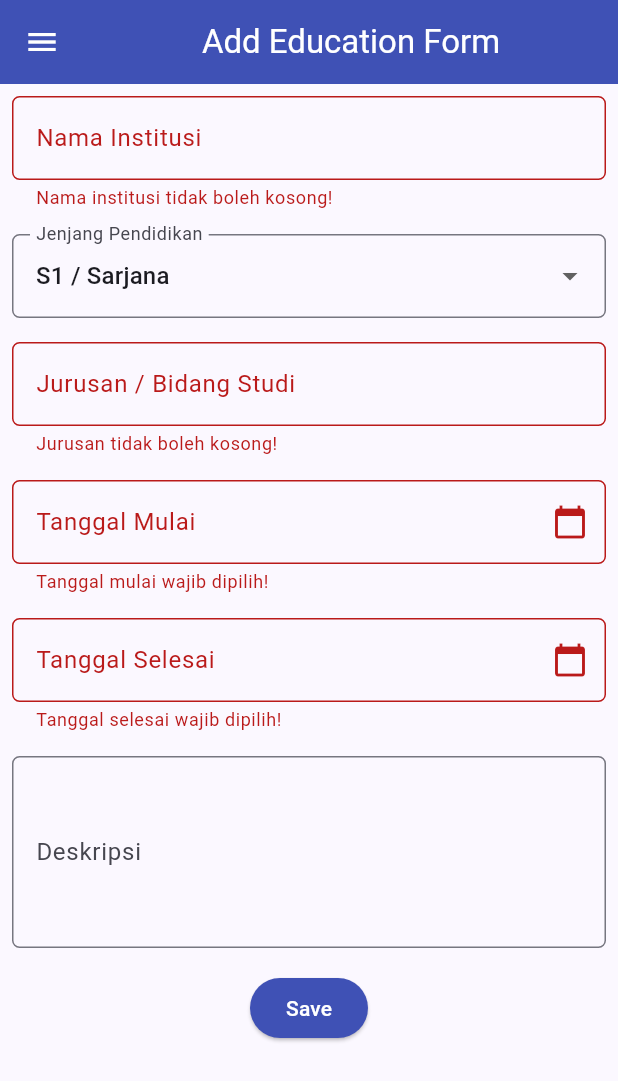
After one commit to CielHtml/myportofolio_mobile, a Flutter app: the EducationFormPage screen opened directly, after a tap on "Save", on a phone screen of 412 x 824 dp. The commit adds this screen. Shown: the top 1081 px of the screen. Run offline on Flutter 3.47's test engine with Material 3 defaults, Android fonts, the phone set to English and light mode, and no system bars; our stand-ins replace material_ui.

Commit message:
feat(Individual Assignment 8): Membuat education_form

```diff
--- /dev/null
+++ b/lib/education_form.dart
@@ -0,0 +1,303 @@
+import 'package:material_ui/material_ui.dart';
+import 'package:myportofolio_mobile/widgets/left_drawer.dart';
+
+class EducationFormPage extends StatefulWidget {
+  const EducationFormPage({super.key});
+
+  @override
+  State<EducationFormPage> createState() => _EducationFormPageState();
+}
+
+class _EducationFormPageState extends State<EducationFormPage> {
+  final _formKey = GlobalKey<FormState>();
+  String _institution = "";
+  String _degree = "S1 / Sarjana";
+  String _major = "";
+  DateTime? _startDate;
+  DateTime? _endDate;
+  String _description = "";
+
+  final TextEditingController _startDateController = TextEditingController();
+  final TextEditingController _endDateController = TextEditingController();
+
+  final List<String> _degrees = [
+    'SMA / Sederajat',
+    'D3 / Diploma',
+    'S1 / Sarjana',
+    'S2 / Magister',
+    'Lainnya',
+  ];
+
+  @override
+  void dispose() {
+    _startDateController.dispose();
+    _endDateController.dispose();
+    super.dispose();
+  }
+
+  String _formatDate(DateTime date) {
+    final day = date.day.toString().padLeft(2, '0');
+    final month = date.month.toString().padLeft(2, '0');
+    return '${date.year}-$month-$day';
+  }
+
+  Future<void> _selectDate(BuildContext context, bool isStartDate) async {
+    final DateTime initial = isStartDate
+        ? (_startDate ?? DateTime.now())
+        : (_endDate ?? _startDate ?? DateTime.now());
+    final DateTime? picked = await showDatePicker(
+      context: context,
+      initialDate: initial,
+      firstDate: DateTime(1990),
+      lastDate: DateTime(2040),
+    );
+    if (picked != null) {
+      setState(() {
+        if (isStartDate) {
+          _startDate = picked;
+          _startDateController.text = _formatDate(picked);
+        } else {
+          _endDate = picked;
+          _endDateController.text = _formatDate(picked);
+        }
+      });
+    }
+  }
+
+  @override
+  Widget build(BuildContext context) {
+    return Scaffold(
+      appBar: AppBar(
+        title: const Center(child: Text('Add Education Form')),
+        backgroundColor: Colors.indigo,
+        foregroundColor: Colors.white,
+      ),
+      drawer: const LeftDrawer(),
+      body: Form(
+        key: _formKey,
+        child: SingleChildScrollView(
+          child: Column(
+            crossAxisAlignment: CrossAxisAlignment.start,
+            children: [
+              Padding(
+                padding: const EdgeInsets.all(8.0),
+                child: TextFormField(
+                  decoration: InputDecoration(
+                    hintText: "Nama Institusi",
+                    labelText: "Nama Institusi",
+                    border: OutlineInputBorder(
+                      borderRadius: BorderRadius.circular(5.0),
+                    ),
+                  ),
+                  onChanged: (String? value) {
+                    setState(() {
+                      _institution = value!;
+                    });
+                  },
+                  validator: (String? value) {
+                    if (value == null || value.trim().isEmpty) {
+                      return "Nama institusi tidak boleh kosong!";
+                    }
+                    if (value.trim().length > 100) {
+                      return "Nama institusi maksimal 100 karakter!";
+                    }
+                    return null;
+                  },
+                ),
+              ),
+              Padding(
+                padding: const EdgeInsets.all(8.0),
+                child: DropdownButtonFormField<String>(
+                  decoration: InputDecoration(
+                    labelText: "Jenjang Pendidikan",
+                    border: OutlineInputBorder(
+                      borderRadius: BorderRadius.circular(5.0),
+                    ),
+                  ),
+                  initialValue: _degree,
+                  items: _degrees
+                      .map(
+                        (degree) => DropdownMenuItem(
+                          value: degree,
+                          child: Text(degree),
+                        ),
+                      )
+                      .toList(),
+                  onChanged: (String? newValue) {
+                    setState(() {
+                      _degree = newValue!;
+                    });
+                  },
+                ),
+              ),
+              Padding(
+                padding: const EdgeInsets.all(8.0),
+                child: TextFormField(
+                  decoration: InputDecoration(
+                    hintText: "Jurusan / Bidang Studi",
+                    labelText: "Jurusan / Bidang Studi",
+                    border: OutlineInputBorder(
+                      borderRadius: BorderRadius.circular(5.0),
+                    ),
+                  ),
+                  onChanged: (String? value) {
+                    setState(() {
+                      _major = value!;
+                    });
+                  },
+                  validator: (String? value) {
+                    if (value == null || value.trim().isEmpty) {
+                      return "Jurusan tidak boleh kosong!";
+                    }
+                    if (value.trim().length > 100) {
+                      return "Jurusan maksimal 100 karakter!";
+                    }
+                    return null;
+                  },
+                ),
+              ),
+              Padding(
+                padding: const EdgeInsets.all(8.0),
+                child: TextFormField(
+                  controller: _startDateController,
+                  readOnly: true,
+                  decoration: InputDecoration(
+                    hintText: "Pilih Tanggal Mulai",
+                    labelText: "Tanggal Mulai",
+                    suffixIcon: const Icon(Icons.calendar_today),
+                    border: OutlineInputBorder(
+                      borderRadius: BorderRadius.circular(5.0),
+                    ),
+                  ),
+                  onTap: () => _selectDate(context, true),
+                  validator: (String? value) {
+                    if (value == null || value.trim().isEmpty) {
+                      return "Tanggal mulai wajib dipilih!";
+                    }
+                    return null;
+                  },
+                ),
+              ),
+              Padding(
+                padding: const EdgeInsets.all(8.0),
+                child: TextFormField(
+                  controller: _endDateController,
+                  readOnly: true,
+                  decoration: InputDecoration(
+                    hintText: "Pilih Tanggal Selesai",
+                    labelText: "Tanggal Selesai",
+                    suffixIcon: const Icon(Icons.calendar_today),
+                    border: OutlineInputBorder(
+                      borderRadius: BorderRadius.circular(5.0),
+                    ),
+                  ),
+                  onTap: () => _selectDate(context, false),
+                  validator: (String? value) {
+                    if (value == null || value.trim().isEmpty) {
+                      return "Tanggal selesai wajib dipilih!";
+                    }
+                    if (_startDate != null &&
+                        _endDate != null &&
+                        _endDate!.isBefore(_startDate!)) {
+                      return "Tanggal selesai tidak boleh lebih awal dari tanggal mulai!";
+                    }
+                    return null;
+                  },
+                ),
+              ),
+              Padding(
+                padding: const EdgeInsets.all(8.0),
+                child: TextFormField(
+                  maxLines: 4,
+                  decoration: InputDecoration(
+                    hintText: "Deskripsi / Pencapaian (opsional)",
+                    labelText: "Deskripsi",
+                    border: OutlineInputBorder(
+                      borderRadius: BorderRadius.circular(5.0),
+                    ),
+                  ),
+                  onChanged: (String? value) {
+                    setState(() {
+                      _description = value!;
+                    });
+                  },
+                  validator: (String? value) {
+                    if (value != null && value.trim().length > 500) {
+                      return "Deskripsi maksimal 500 karakter!";
+                    }
+                    return null;
+                  },
+                ),
+              ),
+              Align(
+                alignment: Alignment.bottomCenter,
+                child: Padding(
+                  padding: const EdgeInsets.all(8.0),
+                  child: ElevatedButton(
+                    style: ButtonStyle(
+                      backgroundColor: WidgetStateProperty.all(Colors.indigo),
+                    ),
+                    onPressed: () {
+                      if (_formKey.currentState!.validate()) {
+                        showDialog(
+                          context: context,
+                          builder: (context) {
+                            return AlertDialog(
+                              title: const Text(
+                                'Pendidikan berhasil ditambahkan!',
+                              ),
+                              content: SingleChildScrollView(
+                                child: Column(
+                                  crossAxisAlignment: CrossAxisAlignment.start,
+                                  children: [
+                                    Text('Institusi: ${_institution.trim()}'),
+                                    Text('Jenjang: $_degree'),
+                                    Text('Jurusan: ${_major.trim()}'),
+                                    Text(
+                                      'Tanggal Mulai: ${_startDateController.text}',
+                                    ),
+                                    Text(
+                                      'Tanggal Selesai: ${_endDateController.text}',
+                                    ),
+                                    Text('Deskripsi: ${_description.trim()}'),
+                                  ],
+                                ),
+                              ),
+                              actions: [
+                                TextButton(
+                                  child: const Text('OK'),
+                                  onPressed: () {
+                                    Navigator.pop(context);
+                                    _formKey.currentState!.reset();
+                                    setState(() {
+                                      _institution = "";
+                                      _degree = "S1 / Sarjana";
+                                      _major = "";
+                                      _startDate = null;
+                                      _endDate = null;
+                                      _description = "";
+                                      _startDateController.clear();
+                                      _endDateController.clear();
+                                    });
+                                  },
+                                ),
+                              ],
+                            );
+                          },
+                        );
+                      }
+                    },
+                    child: const Text(
+                      "Save",
+                      style: TextStyle(color: Colors.white),
+                    ),
+                  ),
+                ),
+              ),
+            ],
+          ),
+        ),
+      ),
+    );
+  }
+}
--- a/lib/menu.dart
+++ b/lib/menu.dart
@@ -1,6 +1,7 @@
 import 'package:material_ui/material_ui.dart';
 import 'package:myportofolio_mobile/widgets/left_drawer.dart';
 import 'package:myportofolio_mobile/project_form.dart';
+
 
 class MyHomePage extends StatelessWidget {
   MyHomePage({super.key});
```
